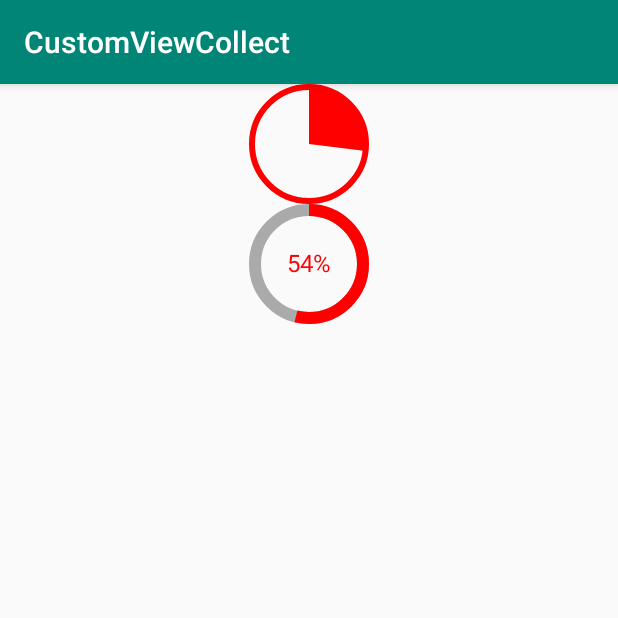
After one commit to Doikki/DKWidget, an Android app: the TestProgressActivity screen opened directly, with no data from a screen before it, on a phone screen of 412 x 824 dp, the top half of it. The commit adds this screen. Run offline under Robolectric (Android 15) with nearby library versions, the phone set to English and light mode, and no system bars.

Commit message:
圆形进度条

```diff
--- a/app/src/main/AndroidManifest.xml
+++ b/app/src/main/AndroidManifest.xml
@@ -28,6 +28,7 @@
         </activity>
         <activity android:name=".qqstep.TestStepActivity" />
         <activity android:name=".trackcolor.TestTrackColorActivity" />
+        <activity android:name=".progress.TestProgressActivity" />
     </application>
 
 </manifest>
--- a/app/src/main/java/com/dueeeke/customviewcollect/MainActivity.java
+++ b/app/src/main/java/com/dueeeke/customviewcollect/MainActivity.java
@@ -11,6 +11,7 @@ import com.dueeeke.customviewcollect.dragmsg.TestBubbleActivity;
 import com.dueeeke.customviewcollect.guide.TestGuideAcitivity;
 import com.dueeeke.customviewcollect.like.TestLikeActivity;
 import com.dueeeke.customviewcollect.loading.TestLoadingActivity;
+import com.dueeeke.customviewcollect.progress.TestProgressActivity;
 import com.dueeeke.customviewcollect.qqstep.TestStepActivity;
 import com.dueeeke.customviewcollect.trackcolor.TestTrackColorActivity;
 
@@ -49,6 +50,9 @@ public class MainActivity extends AppCompatActivity {
             case R.id.guide:
                 startActivity(new Intent(this, TestGuideAcitivity.class));
                 break;
+            case R.id.progress:
+                startActivity(new Intent(this, TestProgressActivity.class));
+                break;
         }
     }
 }
--- /dev/null
+++ b/app/src/main/java/com/dueeeke/customviewcollect/progress/CircleProgressBar.java
@@ -0,0 +1,163 @@
+package com.dueeeke.customviewcollect.progress;
+
+import android.content.Context;
+import android.content.res.Resources;
+import android.content.res.TypedArray;
+import android.graphics.Canvas;
+import android.graphics.Color;
+import android.graphics.Paint;
+import android.graphics.RectF;
+import android.support.annotation.Nullable;
+import android.util.AttributeSet;
+import android.view.View;
+
+import com.dueeeke.customviewcollect.R;
+
+/**
+ * 圆环进度条
+ * Created by Devlin_n on 2018/1/24.
+ */
+
+public class CircleProgressBar extends View {
+
+    private Paint mPaint;
+    private int mMaxProgress;
+    private int mCurrentProgress;
+    private int mColor;
+    private int mProgressColor;
+    private float mStrokeWidth;
+    private int mTextColor;
+    private float mTextSize;
+    private RectF mRectF;
+    private int mStyle;
+
+    public static final int FILL = 0;
+    public static final int STROKE = 1;
+
+    public CircleProgressBar(Context context) {
+        this(context, null);
+    }
+
+    public CircleProgressBar(Context context, @Nullable AttributeSet attrs) {
+        this(context, attrs, 0);
+    }
+
+    public CircleProgressBar(Context context, @Nullable AttributeSet attrs, int defStyleAttr) {
+        super(context, attrs, defStyleAttr);
+        TypedArray attributes = context.obtainStyledAttributes(attrs, R.styleable.CircleProgressBar);
+        mColor = attributes.getColor(R.styleable.CircleProgressBar_ring_color, Color.BLACK);
+        mProgressColor = attributes.getColor(R.styleable.CircleProgressBar_ring_progress_color, Color.WHITE);
+        mStrokeWidth = attributes.getDimension(R.styleable.CircleProgressBar_ring_stroke_width, 5);
+        mMaxProgress = attributes.getInt(R.styleable.CircleProgressBar_ring_max_progress, 100);
+
+        mTextColor = attributes.getColor(R.styleable.CircleProgressBar_ring_text_color, Color.BLACK);
+        mTextSize = attributes.getDimension(R.styleable.CircleProgressBar_ring_text_size, 14);
+        mStyle = attributes.getInt(R.styleable.CircleProgressBar_ring_style, 0);
+
+        attributes.recycle();
+        init();
+    }
+
+    private void init() {
+        mPaint = new Paint(Paint.ANTI_ALIAS_FLAG);
+        mRectF = new RectF();
+    }
+
+    @Override
+    protected void onMeasure(int widthMeasureSpec, int heightMeasureSpec) {
+        int widthMode = MeasureSpec.getMode(widthMeasureSpec);
+        int heightMode = MeasureSpec.getMode(heightMeasureSpec);
+        int width = MeasureSpec.getSize(widthMeasureSpec);
+        int height = MeasureSpec.getSize(heightMeasureSpec);
+
+        int w = getSize(widthMode, width);
+        int h = getSize(heightMode, height);
+
+
+        int minSize = Math.min(width, height);
+        int widthOffset = (width - minSize) / 2;
+        int heightOffset = (height - minSize) / 2;
+        float halfStrokeWidth = mStrokeWidth / 2;
+        mRectF.set(widthOffset + halfStrokeWidth,
+                heightOffset + halfStrokeWidth,
+                minSize + widthOffset - halfStrokeWidth,
+                minSize + heightOffset - halfStrokeWidth);
+
+        setMeasuredDimension(w, h);
+    }
+
+
+    private int getSize(int specMode, int specSize) {
+        int result;
+        switch (specMode) {
+            case MeasureSpec.EXACTLY:
+                result = specSize;
+                break;
+
+            case MeasureSpec.AT_MOST:
+            case MeasureSpec.UNSPECIFIED:
+            default:
+                result = (int) (Resources.getSystem().getDisplayMetrics().density * 50);
+                break;
+        }
+        return result;
+    }
+
+    @Override
+    protected void onDraw(Canvas canvas) {
+        super.onDraw(canvas);
+
+        int width = getWidth();//控件宽度
+        int height = getHeight();//控件高度
+        int centerX = width / 2;//中心点x坐标
+        int centerY = height / 2;//中心点y坐标
+
+        //画圆环
+        mPaint.setColor(mColor);
+        mPaint.setStyle(Paint.Style.STROKE);
+        mPaint.setStrokeWidth(mStrokeWidth);
+        int minSize = Math.min(width, height);
+        canvas.drawCircle(centerX, centerY, minSize / 2 - mStrokeWidth / 2, mPaint);
+
+
+        int angle = (mCurrentProgress * 360) / mMaxProgress;
+
+        switch (mStyle) {
+            case FILL:
+                //画进度
+                mPaint.setColor(mProgressColor);
+                mPaint.setStrokeWidth(mStrokeWidth);
+                mPaint.setStyle(Paint.Style.FILL);
+                canvas.drawArc(mRectF, -90, angle, true, mPaint);
+                break;
+            case STROKE:
+                //画文字
+                mPaint.setColor(mTextColor);
+                mPaint.setStrokeWidth(0);
+                mPaint.setTextSize(mTextSize);
+                int percent = mCurrentProgress * 100 / mMaxProgress;
+                float textWidth = mPaint.measureText(percent + "%");
+                int textHeight = (int) (mPaint.descent() - mPaint.ascent());
+                canvas.drawText(percent + "%", centerX - textWidth / 2, centerY + textHeight / 2 - mPaint.descent(), mPaint);
+
+                //画进度
+                mPaint.setColor(mProgressColor);
+                mPaint.setStrokeWidth(mStrokeWidth);
+                mPaint.setStyle(Paint.Style.STROKE);
+                canvas.drawArc(mRectF, -90, angle, false, mPaint);
+                break;
+        }
+
+
+    }
+
+
+    public void setProgress(int progress) {
+        this.mCurrentProgress = progress;
+        invalidate();
+    }
+
+    public void setMaxProgress(int maxProgress) {
+        this.mMaxProgress = maxProgress;
+    }
+}
--- /dev/null
+++ b/app/src/main/java/com/dueeeke/customviewcollect/progress/TestProgressActivity.java
@@ -0,0 +1,46 @@
+package com.dueeeke.customviewcollect.progress;
+
+import android.os.Bundle;
+import android.os.Handler;
+import android.support.v7.app.AppCompatActivity;
+
+import com.dueeeke.customviewcollect.R;
+
+public class TestProgressActivity extends AppCompatActivity {
+
+    @Override
+    protected void onCreate(Bundle savedInstanceState) {
+        super.onCreate(savedInstanceState);
+        setContentView(R.layout.activity_test_progress);
+
+        final CircleProgressBar r1 = findViewById(R.id.rpb_f);
+
+        final Handler handler = new Handler();
+        handler.post(new Runnable() {
+            int i = 0;
+            @Override
+            public void run() {
+                if (i <= 100) {
+                    r1.setProgress(i);
+                    handler.postDelayed(this, 100);
+                    i++;
+                }
+            }
+        });
+
+        final CircleProgressBar r2 = findViewById(R.id.rpb_s);
+
+        final Handler h = new Handler();
+        h.post(new Runnable() {
+            int i = 0;
+            @Override
+            public void run() {
+                if (i <= 100) {
+                    r2.setProgress(i);
+                    h.postDelayed(this, 50);
+                    i++;
+                }
+            }
+        });
+    }
+}
--- a/app/src/main/res/layout/activity_main.xml
+++ b/app/src/main/res/layout/activity_main.xml
@@ -65,4 +65,11 @@
         android:onClick="onButtonClick"
         android:text="视差"/>
 
+    <Button
+        android:id="@+id/progress"
+        android:layout_width="match_parent"
+        android:layout_height="wrap_content"
+        android:onClick="onButtonClick"
+        android:text="圆形进度条"/>
+
 </LinearLayout>
--- /dev/null
+++ b/app/src/main/res/layout/activity_test_progress.xml
@@ -0,0 +1,36 @@
+<?xml version="1.0" encoding="utf-8"?>
+<LinearLayout xmlns:android="http://schemas.android.com/apk/res/android"
+    xmlns:tools="http://schemas.android.com/tools"
+    xmlns:app="http://schemas.android.com/apk/res-auto"
+    android:layout_width="match_parent"
+    android:layout_height="match_parent"
+    android:orientation="vertical"
+    tools:context="com.dueeeke.customviewcollect.progress.TestProgressActivity">
+
+    <com.dueeeke.customviewcollect.progress.CircleProgressBar
+        android:id="@+id/rpb_f"
+        android:layout_width="80dp"
+        android:layout_height="80dp"
+        android:layout_gravity="center"
+        app:ring_color="#ff0000"
+        app:ring_progress_color="#ff0000"
+        app:ring_max_progress="100"
+        app:ring_stroke_width="4dp"
+        app:ring_text_color="#ff0000"
+        app:ring_text_size="16sp"
+        app:ring_style="fill"/>
+
+    <com.dueeeke.customviewcollect.progress.CircleProgressBar
+        android:id="@+id/rpb_s"
+        android:layout_width="80dp"
+        android:layout_height="80dp"
+        android:layout_gravity="center"
+        app:ring_color="@android:color/darker_gray"
+        app:ring_progress_color="#ff0000"
+        app:ring_max_progress="100"
+        app:ring_stroke_width="8dp"
+        app:ring_text_color="#ff0000"
+        app:ring_text_size="16sp"
+        app:ring_style="stroke"/>
+
+</LinearLayout>
--- a/app/src/main/res/values/attrs.xml
+++ b/app/src/main/res/values/attrs.xml
@@ -23,4 +23,18 @@
         <attr name="imageSize" format="dimension"/>
         <attr name="imageSrc" format="reference"/>
     </declare-styleable>
+
+    <declare-styleable name="CircleProgressBar">
+
+        <attr name="ring_max_progress" format="integer"/>
+        <attr name="ring_color" format="color"/>
+        <attr name="ring_progress_color" format="color"/>
+        <attr name="ring_stroke_width" format="dimension"/>
+        <attr name="ring_text_size" format="dimension"/>
+        <attr name="ring_text_color" format="color"/>
+        <attr name="ring_style">
+            <enum name="fill" value="0"/>
+            <enum name="stroke" value="1"/>
+        </attr>
+    </declare-styleable>
 </resources>
```
